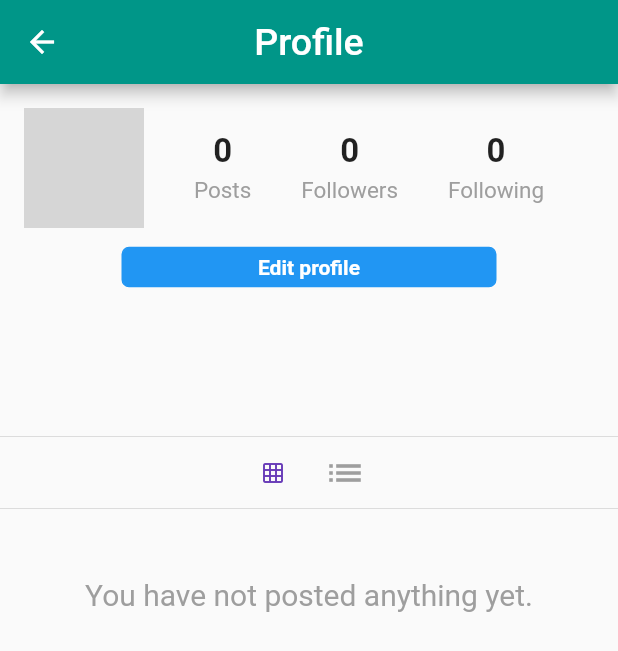
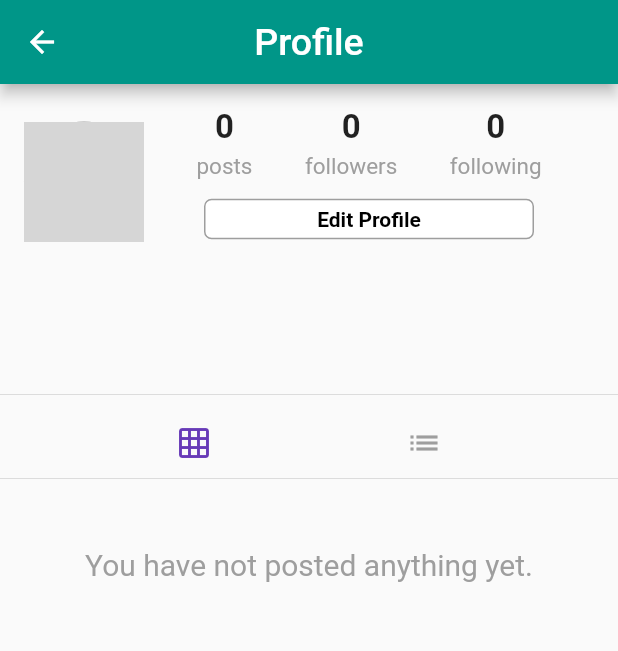
Before and after one commit to jkarelbroer/socialshare, a Flutter app: the ActivityFeedItem widget shown alone on an empty page, opened directly with empty values, after a tap on an icon or button, on a phone screen of 412 x 824 dp. Shown: the top 651 px of the screen. Run offline on Flutter 3.47's test engine with Material 2 defaults, Android fonts, the phone set to English and light mode, and no system bars; our stand-ins replace cached_network_image, cloud_firestore, firebase_storage, flutter_svg, geolocator, google_sign_in and 2 more; missing offline and left inert: animator; accounts and stored records are empty; network calls fail; statements that could not run were skipped; grey boxes are pictures that could not be loaded.

Commit message:
Updated until lesson 50

```diff
--- a/lib/pages/activity_feed.dart
+++ b/lib/pages/activity_feed.dart
@@ -2,10 +2,11 @@ import 'package:cached_network_image/cached_network_image.dart';
 import 'package:cloud_firestore/cloud_firestore.dart';
 import 'package:flutter/material.dart';
 import 'package:fluttershare/pages/home.dart';
+import 'package:fluttershare/pages/post_screen.dart';
+import 'package:fluttershare/pages/profile.dart';
 import 'package:fluttershare/widgets/header.dart';
 import 'package:fluttershare/widgets/progress.dart';
 import 'package:timeago/timeago.dart' as timeago;
-import 'package:fluttershare/functions/navigation.dart';
 
 class ActivityFeed extends StatefulWidget {
   @override
@@ -86,10 +87,22 @@ class ActivityFeedItem extends StatelessWidget {
     );
   }
 
+  showPost(context) {
+    Navigator.push(
+      context,
+      MaterialPageRoute(
+        builder: (context) => PostScreen(
+          postId: postId,
+          userId: userId,
+        ),
+      ),
+    );
+  }
+
   configureMediaPreview(context) {
     if (type == "like" || type == 'comment') {
       mediaPreview = GestureDetector(
-        onTap: () => showPost(context, postId: postId, ownerId: userId),
+        onTap: () => showPost(context),
         child: Container(
           height: 50.0,
           width: 50.0,
@@ -162,3 +175,14 @@ class ActivityFeedItem extends StatelessWidget {
     );
   }
 }
+
+showProfile(BuildContext context, {String profileId}) {
+  Navigator.push(
+    context,
+    MaterialPageRoute(
+      builder: (context) => Profile(
+        profileId: profileId,
+      ),
+    ),
+  );
+}
--- a/lib/pages/profile.dart
+++ b/lib/pages/profile.dart
@@ -1,16 +1,18 @@
 import 'package:cached_network_image/cached_network_image.dart';
 import 'package:cloud_firestore/cloud_firestore.dart';
 import 'package:flutter/material.dart';
+import 'package:flutter_svg/svg.dart';
+import 'package:fluttershare/models/user.dart';
 import 'package:fluttershare/pages/edit_profile.dart';
 import 'package:fluttershare/pages/home.dart';
 import 'package:fluttershare/widgets/header.dart';
+import 'package:fluttershare/widgets/post.dart';
 import 'package:fluttershare/widgets/post_tile.dart';
 import 'package:fluttershare/widgets/progress.dart';
-import 'package:fluttershare/models/user.dart';
-import 'package:fluttershare/widgets/post.dart';
 
 class Profile extends StatefulWidget {
   final String profileId;
+
   Profile({this.profileId});
 
   @override
@@ -19,28 +21,63 @@ class Profile extends StatefulWidget {
 
 class _ProfileState extends State<Profile> {
   final String currentUserId = currentUser?.id;
+  String postOrientation = "grid";
+  bool isFollowing = false;
   bool isLoading = false;
   int postCount = 0;
+  int followerCount = 0;
+  int followingCount = 0;
   List<Post> posts = [];
-  String postOrientation = 'grid';
 
   @override
   void initState() {
     super.initState();
     getProfilePosts();
+    getFollowers();
+    getFollowing();
+    checkIfFollowing();
+  }
+
+  checkIfFollowing() async {
+    DocumentSnapshot doc = await followersRef
+        .document(widget.profileId)
+        .collection('userFollowers')
+        .document(currentUserId)
+        .get();
+    setState(() {
+      isFollowing = doc.exists;
+    });
+  }
+
+  getFollowers() async {
+    QuerySnapshot snapshot = await followersRef
+        .document(widget.profileId)
+        .collection('userFollowers')
+        .getDocuments();
+    setState(() {
+      followerCount = snapshot.documents.length;
+    });
+  }
+
+  getFollowing() async {
+    QuerySnapshot snapshot = await followingRef
+        .document(widget.profileId)
+        .collection('userFollowing')
+        .getDocuments();
+    setState(() {
+      followingCount = snapshot.documents.length;
+    });
   }
 
   getProfilePosts() async {
     setState(() {
       isLoading = true;
     });
-
     QuerySnapshot snapshot = await postsRef
         .document(widget.profileId)
         .collection('userPosts')
         .orderBy('timestamp', descending: true)
         .getDocuments();
-
     setState(() {
       isLoading = false;
       postCount = snapshot.documents.length;
@@ -48,7 +85,7 @@ class _ProfileState extends State<Profile> {
     });
   }
 
-  Column buildCountColumn({String label, int count}) {
+  Column buildCountColumn(String label, int count) {
     return Column(
       mainAxisSize: MainAxisSize.min,
       mainAxisAlignment: MainAxisAlignment.center,
@@ -64,11 +101,138 @@ class _ProfileState extends State<Profile> {
             style: TextStyle(
               color: Colors.grey,
               fontSize: 15.0,
-                fontWeight: FontWeight.w400),
+              fontWeight: FontWeight.w400,
+            ),
           ),
         ),
       ],
     );
+  }
+
+  editProfile() {
+    Navigator.push(
+        context,
+        MaterialPageRoute(
+            builder: (context) => EditProfile(currentUserId: currentUserId)));
+  }
+
+  Container buildButton({String text, Function function}) {
+    return Container(
+      padding: EdgeInsets.only(top: 2.0),
+      child: FlatButton(
+        onPressed: function,
+        child: Container(
+          width: 220.0,
+          height: 27.0,
+          child: Text(
+            text,
+            style: TextStyle(
+              color: isFollowing ? Colors.black : Colors.white,
+              fontWeight: FontWeight.bold,
+            ),
+          ),
+          alignment: Alignment.center,
+          decoration: BoxDecoration(
+            color: isFollowing ? Colors.white : Colors.blue,
+            border: Border.all(
+              color: isFollowing ? Colors.grey : Colors.blue,
+            ),
+            borderRadius: BorderRadius.circular(5.0),
+          ),
+        ),
+      ),
+    );
+  }
+
+  buildProfileButton() {
+    // viewing your own profile - should show edit profile button
+    bool isProfileOwner = currentUserId == widget.profileId;
+    if (isProfileOwner) {
+      return buildButton(
+        text: "Edit Profile",
+        function: editProfile,
+      );
+    } else if (isFollowing) {
+      return buildButton(
+        text: "Unfollow",
+        function: handleUnfollowUser,
+      );
+    } else if (!isFollowing) {
+      return buildButton(
+        text: "Follow",
+        function: handleFollowUser,
+      );
+    }
+  }
+
+  handleUnfollowUser() {
+    setState(() {
+      isFollowing = false;
+    });
+    // remove follower
+    followersRef
+        .document(widget.profileId)
+        .collection('userFollowers')
+        .document(currentUserId)
+        .get()
+        .then((doc) {
+      if (doc.exists) {
+        doc.reference.delete();
+      }
+    });
+    // remove following
+    followingRef
+        .document(currentUserId)
+        .collection('userFollowing')
+        .document(widget.profileId)
+        .get()
+        .then((doc) {
+      if (doc.exists) {
+        doc.reference.delete();
+      }
+    });
+    // delete activity feed item for them
+    activityFeedRef
+        .document(widget.profileId)
+        .collection('feedItems')
+        .document(currentUserId)
+        .get()
+        .then((doc) {
+      if (doc.exists) {
+        doc.reference.delete();
+      }
+    });
+  }
+
+  handleFollowUser() {
+    setState(() {
+      isFollowing = true;
+    });
+    // Make auth user follower of THAT user (update THEIR followers collection)
+    followersRef
+        .document(widget.profileId)
+        .collection('userFollowers')
+        .document(currentUserId)
+        .setData({});
+    // Put THAT user on YOUR following collection (update your following collection)
+    followingRef
+        .document(currentUserId)
+        .collection('userFollowing')
+        .document(widget.profileId)
+        .setData({});
+    // add activity feed item for that user to notify about new follower (us)
+    activityFeedRef
+        .document(widget.profileId)
+        .collection('feedItems')
+        .document(currentUserId)
+        .setData({
+      "type": "follow",
+      "ownerId": widget.profileId,
+      "username": currentUser.username,
+      "userId": currentUserId,
+      "userProfileImg": currentUser.photoUrl,
+      "timestamp": timestamp,
+    });
   }
 
   buildProfileHeader() {
@@ -88,30 +252,31 @@ class _ProfileState extends State<Profile> {
                     CircleAvatar(
                       radius: 40.0,
                       backgroundColor: Colors.grey,
-                    backgroundImage: CachedNetworkImageProvider(user.photoUrl),
+                      backgroundImage:
+                          CachedNetworkImageProvider(user.photoUrl),
                     ),
                     Expanded(
                       flex: 1,
                       child: Column(
                         children: <Widget>[
                           Row(
+                            mainAxisSize: MainAxisSize.max,
                             mainAxisAlignment: MainAxisAlignment.spaceEvenly,
-                            mainAxisSize: MainAxisSize.max,
                             children: <Widget>[
-                              buildCountColumn(
-                                  label: 'Posts', count: postCount),
-                              buildCountColumn(label: 'Followers', count: 0),
-                              buildCountColumn(label: 'Following', count: 0),
-                            ],
-                          ),
-                        ],
-                      )),
+                              buildCountColumn("posts", postCount),
+                              buildCountColumn("followers", followerCount),
+                              buildCountColumn("following", followingCount),
                             ],
                           ),
                           Row(
                             mainAxisAlignment: MainAxisAlignment.spaceEvenly,
                             children: <Widget>[
                               buildProfileButton(),
+                            ],
+                          ),
+                        ],
+                      ),
+                    ),
                   ],
                 ),
                 Container(
@@ -121,8 +286,8 @@ class _ProfileState extends State<Profile> {
                     user.username,
                     style: TextStyle(
                       fontWeight: FontWeight.bold,
-                      fontSize: 20.0,
-                      letterSpacing: 1.1),
+                      fontSize: 16.0,
+                    ),
                   ),
                 ),
                 Container(
@@ -130,70 +295,25 @@ class _ProfileState extends State<Profile> {
                   padding: EdgeInsets.only(top: 4.0),
                   child: Text(
                     user.displayName,
-                  style: TextStyle(fontWeight: FontWeight.normal),
+                    style: TextStyle(
+                      fontWeight: FontWeight.bold,
+                    ),
                   ),
                 ),
                 Container(
                   alignment: Alignment.centerLeft,
                   padding: EdgeInsets.only(top: 2.0),
-                child: Text(user.bio),
+                  child: Text(
+                    user.bio,
+                  ),
                 ),
               ],
             ),
           );
-      },
-    );
-  }
-
-  editProfile() {
-    Navigator.push(
-        context,
-        MaterialPageRoute(
-          builder: (context) => EditProfile(
-            currentUserId: currentUserId,
-          ),
-        ));
-  }
-
-  Container buildButton({String label, Function function}) {
-    return Container(
-      padding: EdgeInsets.only(top: 2.0),
-      child: FlatButton(
-          onPressed: editProfile,
-          child: Container(
-            width: 250.0,
-            height: 27.0,
-            child: Text(
-              label,
-              style:
-                  TextStyle(color: Colors.white, fontWeight: FontWeight.bold),
-            ),
-            alignment: Alignment.center,
-            decoration: BoxDecoration(
-                color: Colors.blue,
-                border: Border.all(color: Colors.blue),
-                borderRadius: BorderRadius.circular(5.0)),
-          )),
-    );
-  }
-
-  buildProfileButton() {
-    //view own profile: show edit button
-    bool isProfileOwner = currentUserId == widget.profileId;
-    if (isProfileOwner) {
-      return buildButton(label: 'Edit profile', function: editProfile);
-    } else {
-      return Text('');
-    }
-  }
-
-  setPostOrientation(String postOrientation) {
-    setState(() {
-      this.postOrientation = postOrientation;
         });
   }
 
-  buildProfilePost() {
+  buildProfilePosts() {
     if (isLoading) {
       return circularProgress();
     } else if (posts.isEmpty) {
@@ -206,15 +326,12 @@ class _ProfileState extends State<Profile> {
           ),
         ),
       );
-    } else if (postOrientation == 'grid') {
+    } else if (postOrientation == "grid") {
       List<GridTile> gridTiles = [];
       posts.forEach((post) {
         gridTiles.add(GridTile(child: PostTile(post)));
       });
-
-      return Padding(
-        padding: EdgeInsets.all(4.0),
-        child: GridView.count(
+      return GridView.count(
         crossAxisCount: 3,
         childAspectRatio: 1.0,
         mainAxisSpacing: 1.5,
@@ -222,58 +339,55 @@ class _ProfileState extends State<Profile> {
         shrinkWrap: true,
         physics: NeverScrollableScrollPhysics(),
         children: gridTiles,
-        ),
       );
-    } else if (postOrientation == 'list') {
+    } else if (postOrientation == "list") {
       return Column(
         children: posts,
       );
     }
   }
 
-  Row buildTogglePostOrientation() {
+  setPostOrientation(String postOrientation) {
+    setState(() {
+      this.postOrientation = postOrientation;
+    });
+  }
+
+  buildTogglePostOrientation() {
     return Row(
-      mainAxisAlignment: MainAxisAlignment.center,
+      mainAxisAlignment: MainAxisAlignment.spaceEvenly,
       children: <Widget>[
         IconButton(
-          icon: Icon(
-            Icons.grid_on,
-            size: 16.0,
+          onPressed: () => setPostOrientation("grid"),
+          icon: Icon(Icons.grid_on),
           color: postOrientation == 'grid'
               ? Theme.of(context).primaryColor
               : Colors.grey,
         ),
-          onPressed: () => setPostOrientation('grid'),
-        ),
         IconButton(
-          icon: Icon(
-            Icons.list,
-            size: 28.0,
+          onPressed: () => setPostOrientation("list"),
+          icon: Icon(Icons.list),
           color: postOrientation == 'list'
               ? Theme.of(context).primaryColor
               : Colors.grey,
-          ),
-          onPressed: () => setPostOrientation('list'),
         ),
       ],
     );
   }
 
   @override
-  Scaffold build(BuildContext context) {
+  Widget build(BuildContext context) {
     return Scaffold(
-      appBar: header(context, isAppTitle: false, titleText: 'Profile'),
+      appBar: header(context, titleText: "Profile"),
       body: ListView(
         children: <Widget>[
           buildProfileHeader(),
-          Divider(
-            height: 0.0,
-          ),
+          Divider(),
           buildTogglePostOrientation(),
           Divider(
             height: 0.0,
           ),
-          buildProfilePost(),
+          buildProfilePosts(),
         ],
       ),
     );
```
Also changed, not shown: lib/pages/comments.dart (+42 -39 lines), lib/pages/create_account.dart (+14 -10 lines), lib/pages/edit_profile.dart (+54 -48 lines), lib/pages/home.dart (+36 -38 lines), lib/pages/post_screen.dart (+4 -3 lines), firebase.json (added), 7 other files. Lines whose indentation alone changed are shown as unchanged.
